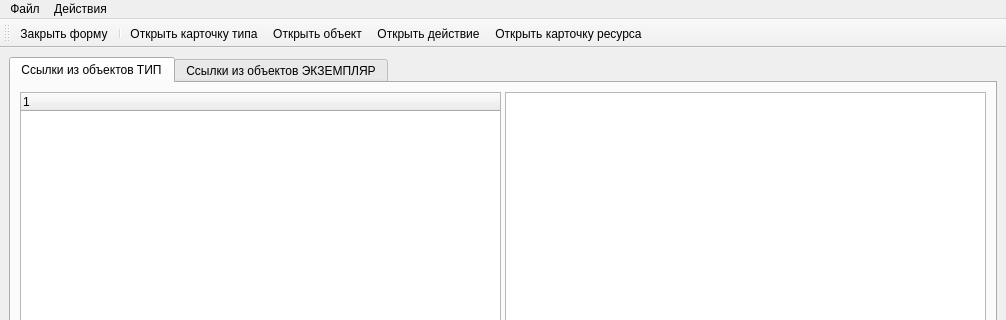
Before: the Qt Designer form EssForms/LinksExplorer.ui in VladisGol/platon-accs, drawn with Qt 5; both pictures show x 0 to 1006 and y 0 to 320 of the 1006 by 612 pixel window.
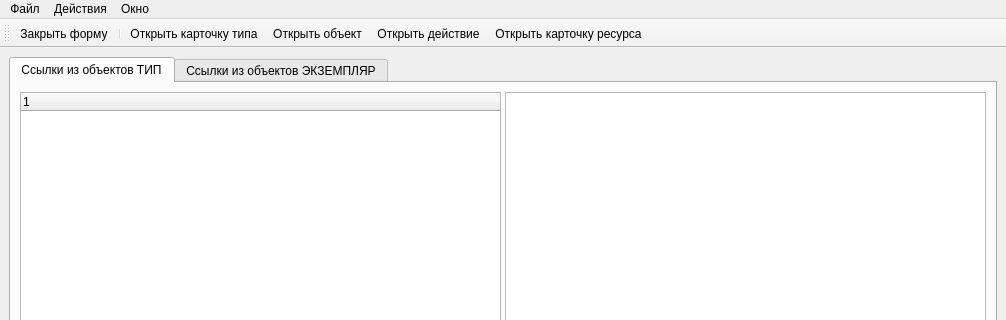
After: the same form once the commit is applied. Icons and pictures are not drawn. Custom widgets are drawn as their Qt base class.

Commit message: В форме LinkExplorer добавлено контекстное меню и копирование в буфер обмена. Внесено исправление в код html для буфера обмена.

The edit to the form file:
```diff
--- a/EssForms/LinksExplorer.ui
+++ b/EssForms/LinksExplorer.ui
@@ -76,14 +76,14 @@
      <height>26</height>
     </rect>
    </property>
-   <widget class="QMenu" name="menu" >
-    <property name="title" >
+   <widget class="QMenu" name="menu">
+    <property name="title">
      <string>Файл</string>
     </property>
     <addaction name="action_close" />
    </widget>
-   <widget class="QMenu" name="menu_2" >
-    <property name="title" >
+   <widget class="QMenu" name="menu_2">
+    <property name="title">
      <string>Действия</string>
     </property>
     <addaction name="action_HypOpen" />
@@ -91,8 +91,15 @@
     <addaction name="action_ACTOpen" />
     <addaction name="action_RESOpen" />
    </widget>
-   <addaction name="menu" />
-   <addaction name="menu_2" />
+   <widget class="QMenu" name="menu_3">
+    <property name="title">
+     <string>Окно</string>
+    </property>
+    <addaction name="action_copy"/>
+   </widget>
+   <addaction name="menu"/>
+   <addaction name="menu_2"/>
+   <addaction name="menu_3"/>
   </widget>
   <widget class="QStatusBar" name="statusbar" />
   <widget class="QToolBar" name="toolBar" >
```
Left out of the diff: 141 changed lines with no effect on the pictures. The commit also changes 5 other files.
